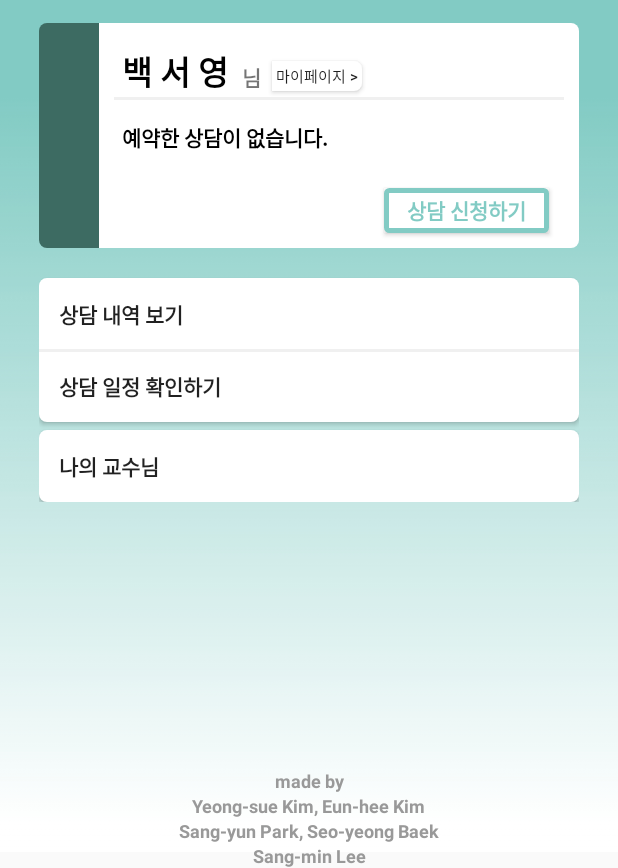
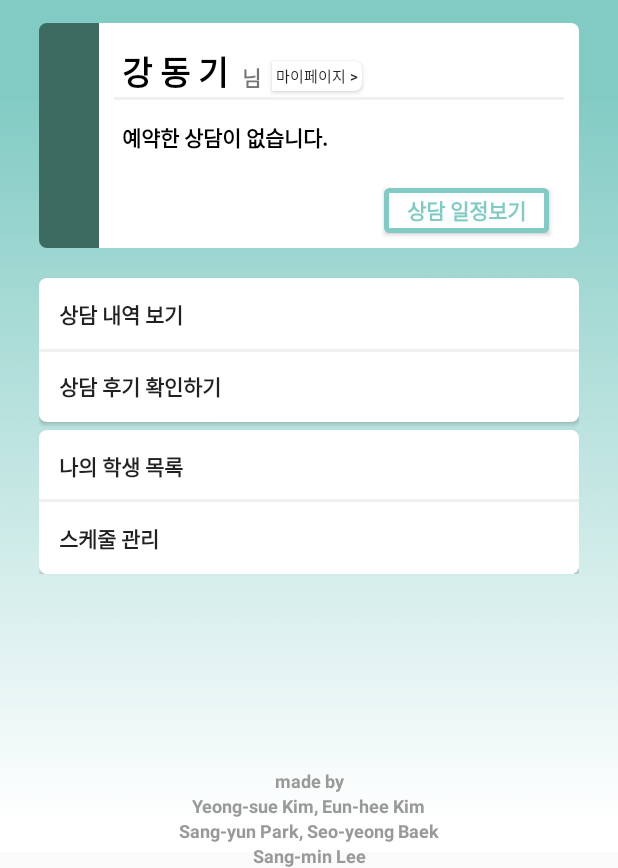
Before and after one commit to kys6737/AndroidProject, an Android app: the screen it shows after launch (MainActivity), on a phone screen of 412 x 824 dp, the part 368-1236 px from its top. Run offline under Robolectric (Android 15) with nearby library versions, the phone set to English and light mode, and no system bars.

Commit message:
자바 구현해야됨

```diff
--- a/app/src/main/res/layout/activity_main.xml
+++ b/app/src/main/res/layout/activity_main.xml
@@ -86,7 +86,7 @@
         android:layout_height="wrap_content"
         android:layout_marginStart="55dp"
         android:layout_marginTop="15dp"
-        android:text="백 서 영"
+        android:text="강 동 기"
         android:textColor="@color/black"
         android:textSize="22sp"
         android:textStyle="bold"
@@ -142,21 +142,6 @@
         app:layout_constraintTop_toTopOf="@+id/linearLayout2" />
 
     <Button
-        android:id="@+id/Consultation"
-        android:layout_width="wrap_content"
-        android:layout_height="30dp"
-        android:layout_marginEnd="20dp"
-        android:layout_marginBottom="10dp"
-        android:background="@drawable/request"
-        android:text="상담 신청하기"
-        android:textColor="#82CBC4"
-        android:textSize="14sp"
-        android:textStyle="bold"
-        android:visibility="visible"
-        app:layout_constraintBottom_toBottomOf="@+id/linearLayout2"
-        app:layout_constraintEnd_toEndOf="@+id/linearLayout2" />
-
-    <Button
         android:id="@+id/IljeongButton"
         android:layout_width="wrap_content"
         android:layout_height="30dp"
@@ -167,61 +152,9 @@
         android:textColor="#82CBC4"
         android:textSize="14sp"
         android:textStyle="bold"
-        android:visibility="invisible"
+        android:visibility="visible"
         app:layout_constraintBottom_toBottomOf="@+id/linearLayout2"
         app:layout_constraintEnd_toEndOf="@+id/linearLayout2" />
-
-    <TextView
-        android:id="@+id/Date"
-        android:layout_width="wrap_content"
-        android:layout_height="wrap_content"
-        android:layout_marginStart="55dp"
-        android:layout_marginBottom="30dp"
-        android:text="날짜 : "
-        android:textColor="@color/black"
-        android:textStyle="bold"
-        android:visibility="invisible"
-        app:layout_constraintBottom_toBottomOf="@+id/linearLayout2"
-        app:layout_constraintStart_toStartOf="@+id/linearLayout2" />
-
-    <TextView
-        android:id="@+id/Date_FB"
-        android:layout_width="wrap_content"
-        android:layout_height="wrap_content"
-        android:layout_marginStart="95dp"
-        android:layout_marginBottom="30dp"
-        android:text="2023.11.20(월)"
-        android:textColor="@color/black"
-        android:textStyle="bold"
-        android:visibility="invisible"
-        app:layout_constraintBottom_toBottomOf="@+id/linearLayout2"
-        app:layout_constraintStart_toStartOf="@+id/linearLayout2" />
-
-    <TextView
-        android:id="@+id/Time"
-        android:layout_width="wrap_content"
-        android:layout_height="wrap_content"
-        android:layout_marginStart="55dp"
-        android:layout_marginBottom="13dp"
-        android:text="시간 :"
-        android:textColor="@color/black"
-        android:textStyle="bold"
-        android:visibility="invisible"
-        app:layout_constraintBottom_toBottomOf="@+id/linearLayout2"
-        app:layout_constraintStart_toStartOf="@+id/linearLayout2" />
-
-    <TextView
-        android:id="@+id/Time_FB"
-        android:layout_width="wrap_content"
-        android:layout_height="wrap_content"
-        android:layout_marginStart="95dp"
-        android:layout_marginBottom="13dp"
-        android:text="09 : 00"
-        android:textColor="@color/black"
-        android:textStyle="bold"
-        android:visibility="invisible"
-        app:layout_constraintBottom_toBottomOf="@+id/linearLayout2"
-        app:layout_constraintStart_toStartOf="@+id/linearLayout2" />
 
     <LinearLayout
         android:id="@+id/linearLayout"
@@ -251,28 +184,49 @@
             android:layout_marginBottom="5dp"
             android:background="@drawable/radiusbottom"
             android:gravity="left|center_vertical"
-            android:text="    상담 일정 확인하기"
+            android:text="    상담 후기 확인하기"
             android:textStyle="bold" />
 
         <Button
             android:id="@+id/MyProfessor"
             android:layout_width="match_parent"
             android:layout_height="wrap_content"
-            android:background="@drawable/radius"
+            android:background="@drawable/radiustop"
             android:gravity="left|center_vertical"
-            android:text="    나의 교수님"
+            android:text="    나의 학생 목록"
             android:textStyle="bold" />
+
+        <Button
+            android:id="@+id/Schedule"
+            android:layout_width="match_parent"
+            android:layout_height="wrap_content"
+            android:background="@drawable/radiusbottom"
+            android:gravity="left|center_vertical"
+            android:text="    스케줄 관리"
+            android:textStyle="bold"/>
     </LinearLayout>
 
     <View
         android:id="@+id/line2"
         android:layout_width="360dp"
         android:layout_height="2dp"
-        android:layout_marginBottom="100dp"
+        android:layout_marginBottom="96dp"
         android:background="#F0F0F0"
         app:layout_constraintBottom_toBottomOf="@+id/linearLayout"
         app:layout_constraintEnd_toEndOf="@+id/linearLayout"
-        app:layout_constraintStart_toStartOf="@+id/linearLayout" />
+        app:layout_constraintStart_toStartOf="@+id/linearLayout"
+        app:layout_constraintTop_toTopOf="@+id/linearLayout" />
+
+    <View
+        android:id="@+id/line5"
+        android:layout_width="360dp"
+        android:layout_height="2dp"
+        android:layout_marginTop="104dp"
+        android:background="#F0F0F0"
+        app:layout_constraintBottom_toBottomOf="@+id/linearLayout"
+        app:layout_constraintEnd_toEndOf="@+id/linearLayout"
+        app:layout_constraintStart_toStartOf="@+id/linearLayout"
+        app:layout_constraintTop_toTopOf="@+id/linearLayout" />
 
     <TextView
         android:id="@+id/MakePeoples"
```
